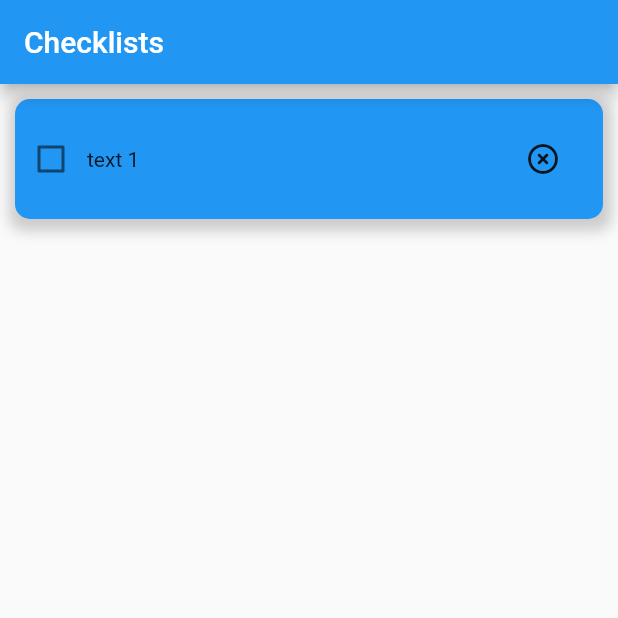
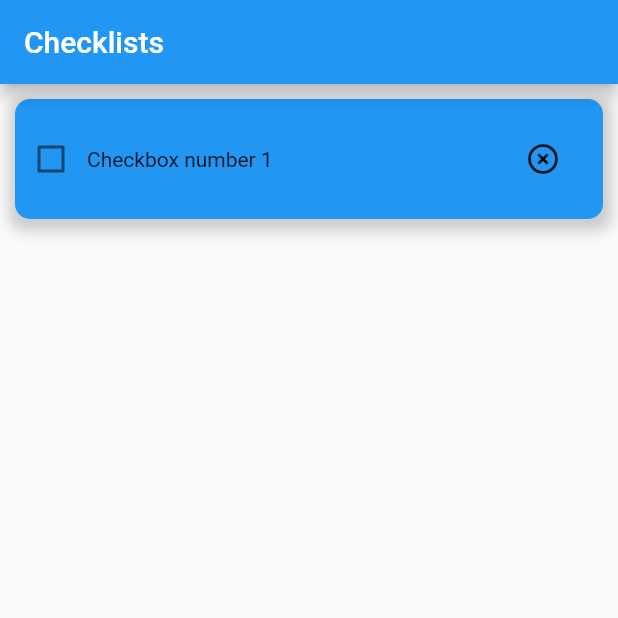
Before and after one commit to Falcon5253/Daily-Universe, a Flutter app: the screen it shows after launch, after a tap on the "add" icon, on a phone screen of 412 x 824 dp, the top half of it. Run offline on Flutter 3.47's test engine with Material 2 defaults, Android fonts, the phone set to English and light mode, and no system bars.

Commit message:
Still Unstable

```diff
--- a/Mobile/daily_universe/lib/checkboxes.dart
+++ b/Mobile/daily_universe/lib/checkboxes.dart
@@ -1,18 +1,22 @@
 import 'package:flutter/material.dart';
 
 // Переменная хранящая в себе все элементы класса CheckField
-Map<int, List<String>> checkboxesList = {};
+Map<int, CheckField> checkboxesList = {};
 // Переменная передается в другой виджет любым способом, например:
 //   children: checkboxesList.keys.map( (key) => CheckField(key, checkboxesList)).toList()
 
 
 
-int uniqueCheckfieldIdTransfer = 0;
+int uniqueCheckFieldIdTransfer = 0;
+bool uniqueCheckFieldValueTransfer = false;
+
 
 class CheckField extends StatefulWidget {
-  final int id;
-  CheckField(this.id, {Key? key}) : super(key: key) {
-    uniqueCheckfieldIdTransfer = id;
+  int checkId;
+  bool checkValue;
+  CheckField(this.checkId, this.checkValue, {Key? key}) : super(key: key) {
+    uniqueCheckFieldIdTransfer = checkId;
+    uniqueCheckFieldValueTransfer = checkValue;
   }
 
   @override
@@ -20,7 +24,8 @@ class CheckField extends StatefulWidget {
 }
 
 class _CheckFieldState extends State<CheckField> {
-  final int id = uniqueCheckfieldIdTransfer;
+  int checkId = uniqueCheckFieldIdTransfer;
+  bool checkValue = uniqueCheckFieldValueTransfer;
   _CheckFieldState();
 
   @override
@@ -51,17 +56,16 @@ class _CheckFieldState extends State<CheckField> {
         child: InkWell(
           onTap: () {
             setState(() {
-              bool newValue = !(checkboxesList[id]![0] == "true");
-              checkboxesList[id]![0] = newValue.toString();
+              checkValue = !checkValue;
             });
           },
           child: Row(
             children: [
-              Checkbox(value: checkboxesList[id]![0] == "true", onChanged: (value) => setState(() {
-                checkboxesList[id]![0] = value!.toString();
+              Checkbox(value: checkValue, onChanged: (value) => setState(() {
+                checkValue = value!;
               })),
               SizedBox(
-                child: Text(checkboxesList[id]![1].toString()),
+                child: Text("Checkbox number $checkId"),
                 width: MediaQuery.of(context).size.width - 148,
               ),
               Container(
@@ -78,7 +82,7 @@ class _CheckFieldState extends State<CheckField> {
                 child:  InkWell(
                   onTap: () {
                     setState(() {
-                      checkboxesList.remove(id);
+                      checkboxesList.remove(checkId);
                     });
                   },
                   child: const Icon(
--- a/Mobile/daily_universe/lib/main.dart
+++ b/Mobile/daily_universe/lib/main.dart
@@ -41,14 +41,14 @@
     return Scaffold(
       floatingActionButton: FloatingActionButton(
         child: const Icon(Icons.add),
-        onPressed: () => setState(() => checkboxesList.addEntries([MapEntry(++counter, ["false", "text $counter"])])),
+        onPressed: () => setState(() => checkboxesList.addEntries([MapEntry(++counter, CheckField(counter, false))])),
       ),
       body: CustomScrollView(
         slivers: [
           SliverFillRemaining(
             hasScrollBody: false,
             child: Column(
-              children: checkboxesList.keys.map( (key) => CheckField(key)).toList()
+              children: checkboxesList.values.toList()
             )
           )
         ]
```
